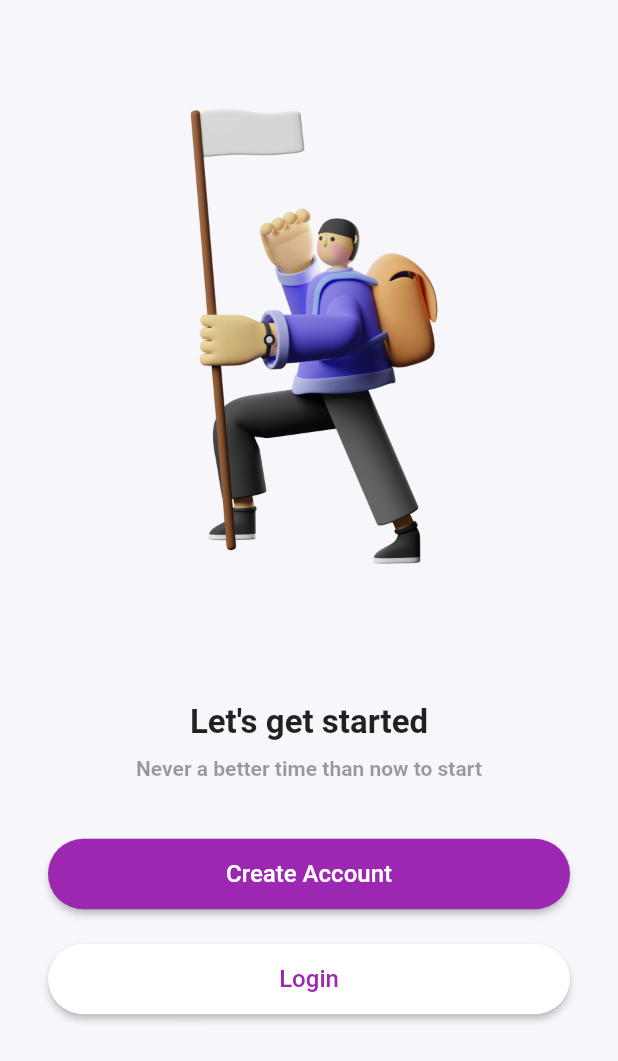
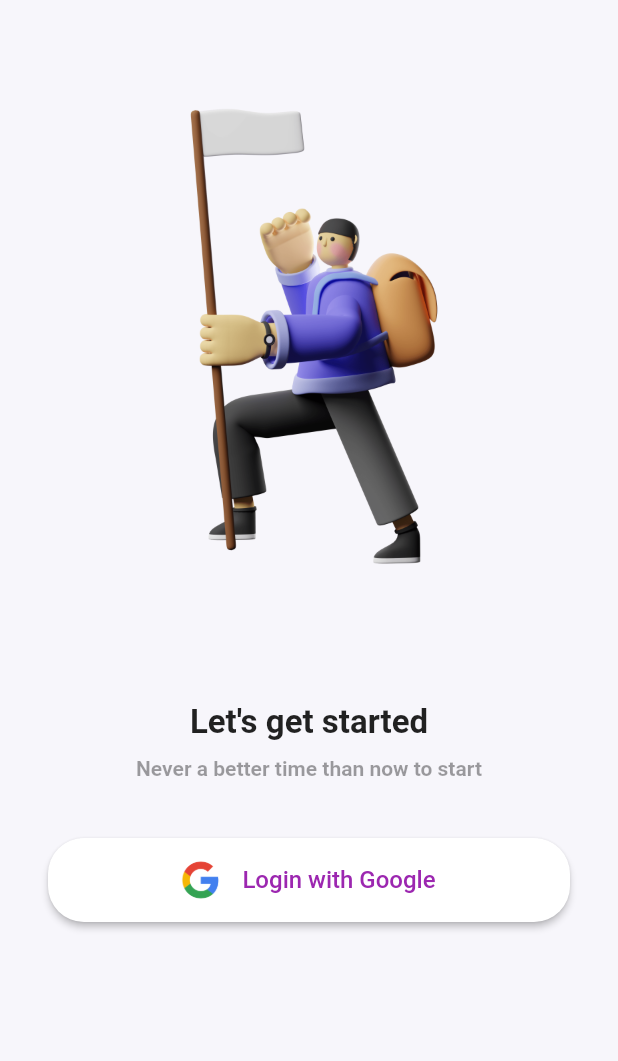
Before and after one commit to tnghia903/loyalty_platform_mobile_flutter, a Flutter app: the screen it shows after launch, on a phone screen of 412 x 824 dp. Shown: the top 1061 px of the screen. Run offline on Flutter 3.47's test engine with Material 2 defaults, Android fonts, the phone set to English and light mode, and no system bars.

Commit message:
SU2201-19 Modified UI for login with google

```diff
--- a/lib/screens/welcome_screen.dart
+++ b/lib/screens/welcome_screen.dart
@@ -1,5 +1,7 @@
 import 'package:flutter/material.dart';
 import 'package:loyalty_platform_mobile_flutter/screens/register_screen.dart';
+import 'package:loyalty_platform_mobile_flutter/widgets/buttons/primary_button.dart';
+import 'package:loyalty_platform_mobile_flutter/widgets/buttons/secondary_button.dart';
 
 class WelcomeScreen extends StatefulWidget {
   const WelcomeScreen({Key? key}) : super(key: key);
@@ -47,63 +49,12 @@ class _WelcomeScreenState extends State<WelcomeScreen> {
               ),
               SizedBox(
                 width: double.infinity,
-                child: ElevatedButton(
-                  onPressed: () {
-                    Navigator.of(context).push(
-                      MaterialPageRoute(
-                        builder: (context) => const RegisterScreen(),
-                      ),
-                    );
-                  },
-                  style: ButtonStyle(
-                    foregroundColor: MaterialStateProperty.all(Colors.white),
-                    backgroundColor:
-                        MaterialStateProperty.all<Color>(Colors.purple),
-                    shape: MaterialStateProperty.all<RoundedRectangleBorder>(
-                      RoundedRectangleBorder(
-                        borderRadius: BorderRadius.circular(24),
-                      ),
-                    ),
-                  ),
-                  child: const Padding(
-                    padding: EdgeInsets.all(14),
-                    child: Text(
-                      'Create Account',
-                      style: TextStyle(fontSize: 16),
-                    ),
-                  ),
-                ),
-              ),
-              const SizedBox(
-                height: 22,
-              ),
-              SizedBox(
-                width: double.infinity,
-                child: ElevatedButton(
-                  onPressed: () {
-                    Navigator.of(context).push(
-                      MaterialPageRoute(
-                        builder: (context) => const RegisterScreen(),
-                      ),
-                    );
-                  },
-                  style: ButtonStyle(
-                    foregroundColor:
-                        MaterialStateProperty.all<Color>(Colors.purple),
-                    backgroundColor:
-                        MaterialStateProperty.all<Color>(Colors.white),
-                    shape: MaterialStateProperty.all<RoundedRectangleBorder>(
-                      RoundedRectangleBorder(
-                        borderRadius: BorderRadius.circular(24),
-                      ),
-                    ),
-                  ),
-                  child: const Padding(
-                    padding: EdgeInsets.all(14),
-                    child: Text(
-                      'Login',
-                      style: TextStyle(fontSize: 16),
-                    ),
+                child: SecondaryButton(
+                  onPressed: () {},
+                  title: 'Login with Google',
+                  child: Image.asset(
+                    'assets/images/ic-google.webp',
+                    width: 40,
                   ),
                 ),
               ),
--- /dev/null
+++ b/lib/widgets/buttons/secondary_button.dart
@@ -0,0 +1,47 @@
+import 'package:flutter/material.dart';
+import 'package:flutter/src/foundation/key.dart';
+import 'package:flutter/src/widgets/framework.dart';
+
+class SecondaryButton extends StatelessWidget {
+  final GestureTapCallback? onPressed;
+  final String? title;
+  final Widget? child;
+
+  const SecondaryButton({Key? key, this.onPressed, this.title, this.child})
+      : super(key: key);
+
+  @override
+  Widget build(BuildContext context) {
+    return ElevatedButton(
+      onPressed: onPressed,
+      style: ButtonStyle(
+        foregroundColor: MaterialStateProperty.all<Color>(Colors.purple),
+        backgroundColor: MaterialStateProperty.all<Color>(Colors.white),
+        shape: MaterialStateProperty.all<RoundedRectangleBorder>(
+          RoundedRectangleBorder(
+            borderRadius: BorderRadius.circular(24),
+          ),
+        ),
+      ),
+      child: Padding(
+        padding: const EdgeInsets.all(8),
+        child: Row(
+          mainAxisAlignment: MainAxisAlignment.center,
+          children: [
+            child ??
+                const SizedBox(
+                  width: 0,
+                ),
+            Padding(
+              padding: const EdgeInsets.symmetric(horizontal: 8.0),
+              child: Text(
+                title ?? '',
+                style: const TextStyle(fontSize: 16),
+              ),
+            ),
+          ],
+        ),
+      ),
+    );
+  }
+}
```
Also changed, not shown: lib/widgets/buttons/primary_button.dart (added, +31 -0 lines), assets/images/ic-google.webp (added).
